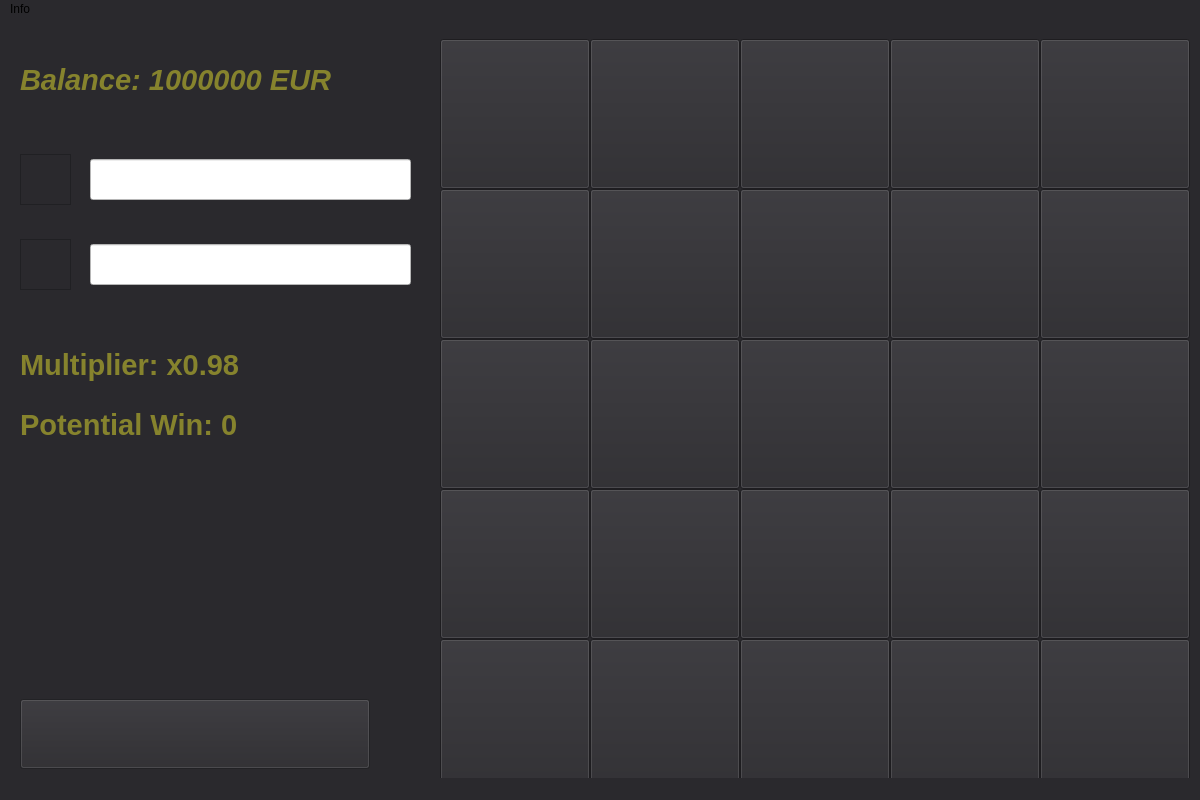
This is src/mainwindow.ui in WiktorLewicki/Mines as Qt 5 draws it before an edit. The edited form follows.
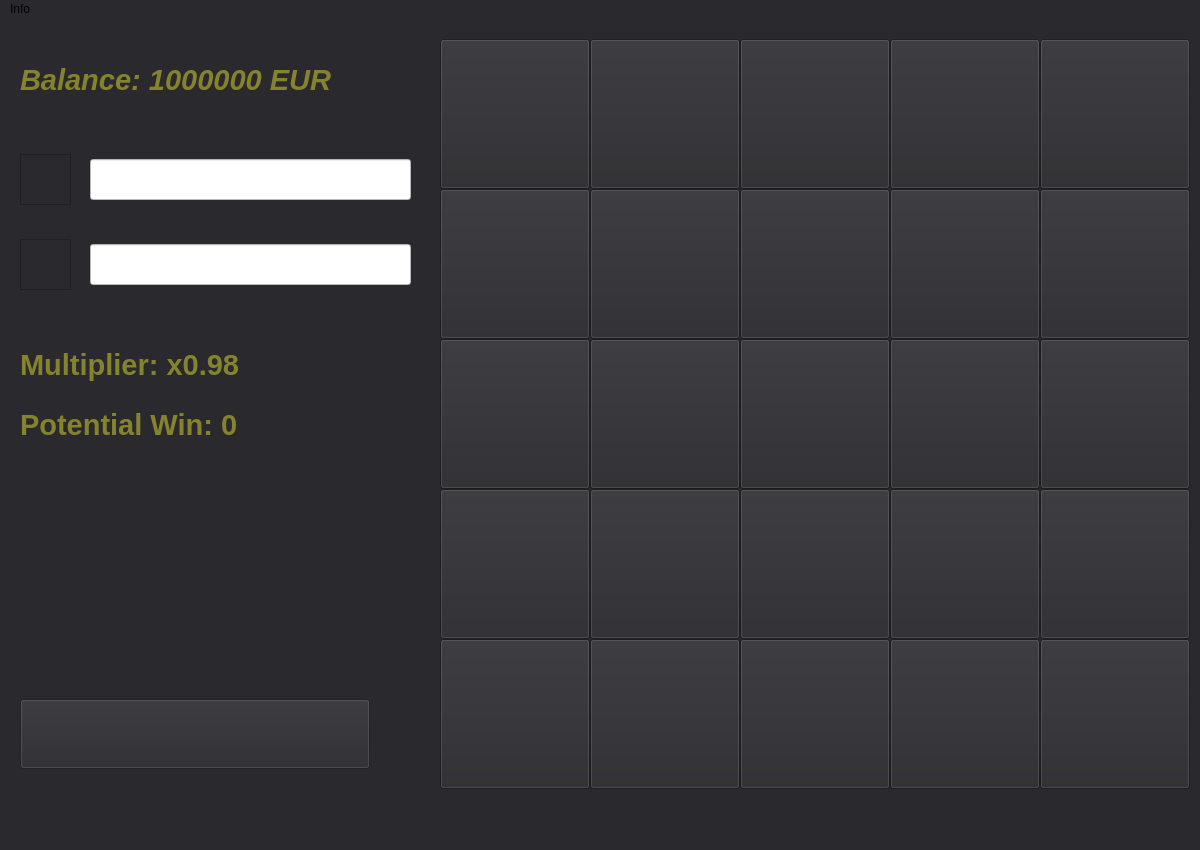
This is the edited form. Icons and pictures are not drawn.

The edit to the form file:
```diff
--- a/src/mainwindow.ui
+++ b/src/mainwindow.ui
@@ -7,7 +7,7 @@
     <x>0</x>
     <y>0</y>
     <width>1200</width>
-    <height>800</height>
+    <height>850</height>
    </rect>
   </property>
   <property name="sizePolicy">
@@ -25,7 +25,7 @@
   <property name="maximumSize">
    <size>
     <width>1200</width>
-    <height>800</height>
+    <height>850</height>
    </size>
   </property>
   <property name="windowTitle">
```
